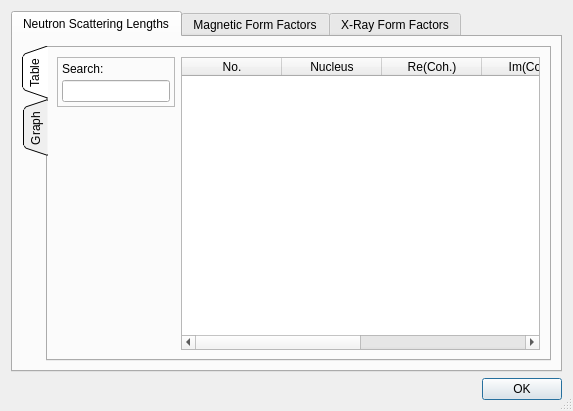
Qt form ui/formfactors.ui (t-weber/takin) before a commit.
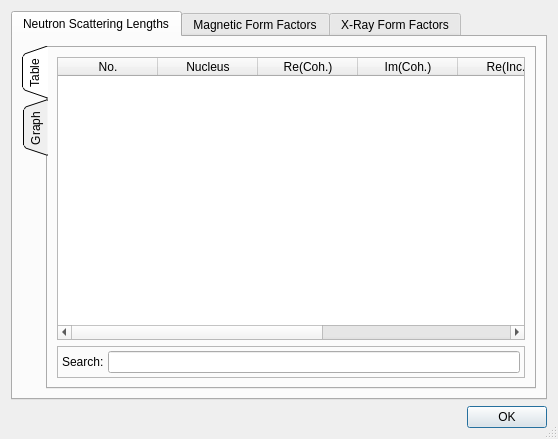
The same form after that commit. Custom widgets are drawn as their Qt base class.

```diff
--- a/ui/formfactors.ui
+++ b/ui/formfactors.ui
@@ -6,8 +6,8 @@
    <rect>
     <x>0</x>
     <y>0</y>
-    <width>573</width>
-    <height>411</height>
+    <width>558</width>
+    <height>439</height>
    </rect>
   </property>
   <property name="windowTitle">
@@ -43,8 +43,14 @@
            <string>Table</string>
           </attribute>
           <layout class="QGridLayout" name="gridLayout_10">
-           <item row="0" column="0">
+           <item row="3" column="0" colspan="2">
             <widget class="QFrame" name="frame_4">
+             <property name="sizePolicy">
+              <sizepolicy hsizetype="Preferred" vsizetype="Fixed">
+               <horstretch>0</horstretch>
+               <verstretch>0</verstretch>
+              </sizepolicy>
+             </property>
              <property name="frameShape">
               <enum>QFrame::StyledPanel</enum>
              </property>
@@ -58,20 +64,20 @@
               <property name="spacing">
                <number>4</number>
               </property>
-              <item row="0" column="0">
+              <item row="1" column="1">
+               <widget class="QLineEdit" name="editSLSearch"/>
+              </item>
+              <item row="1" column="0">
                <widget class="QLabel" name="label_2">
                 <property name="text">
                  <string>Search:</string>
                 </property>
                </widget>
               </item>
-              <item row="1" column="0">
-               <widget class="QLineEdit" name="editSLSearch"/>
-              </item>
              </layout>
             </widget>
            </item>
-           <item row="0" column="1" rowspan="2">
+           <item row="0" column="0" rowspan="2" colspan="2">
             <widget class="QTableWidget" name="tableSL">
              <property name="sizePolicy">
               <sizepolicy hsizetype="Expanding" vsizetype="Expanding">
@@ -121,21 +127,13 @@
                <string>Im(Inc.)</string>
               </property>
              </column>
+             <column>
+              <property name="text">
+               <string>Abund.</string>
+              </property>
+             </column>
             </widget>
            </item>
-           <item row="1" column="0">
-            <spacer name="verticalSpacer_2">
-             <property name="orientation">
-              <enum>Qt::Vertical</enum>
-             </property>
-             <property name="sizeHint" stdset="0">
-              <size>
-               <width>20</width>
-               <height>227</height>
-              </size>
-             </property>
-            </spacer>
-           </item>
           </layout>
          </widget>
          <widget class="QWidget" name="tab">
@@ -440,7 +438,7 @@
    <item row="1" column="0">
     <widget class="QLabel" name="labelStatus">
      <property name="sizePolicy">
-      <sizepolicy hsizetype="Expanding" vsizetype="Preferred">
+      <sizepolicy hsizetype="Ignored" vsizetype="Preferred">
        <horstretch>0</horstretch>
        <verstretch>0</verstretch>
       </sizepolicy>
```
Left out of the diff: 11 changed lines with no effect on the pictures.
